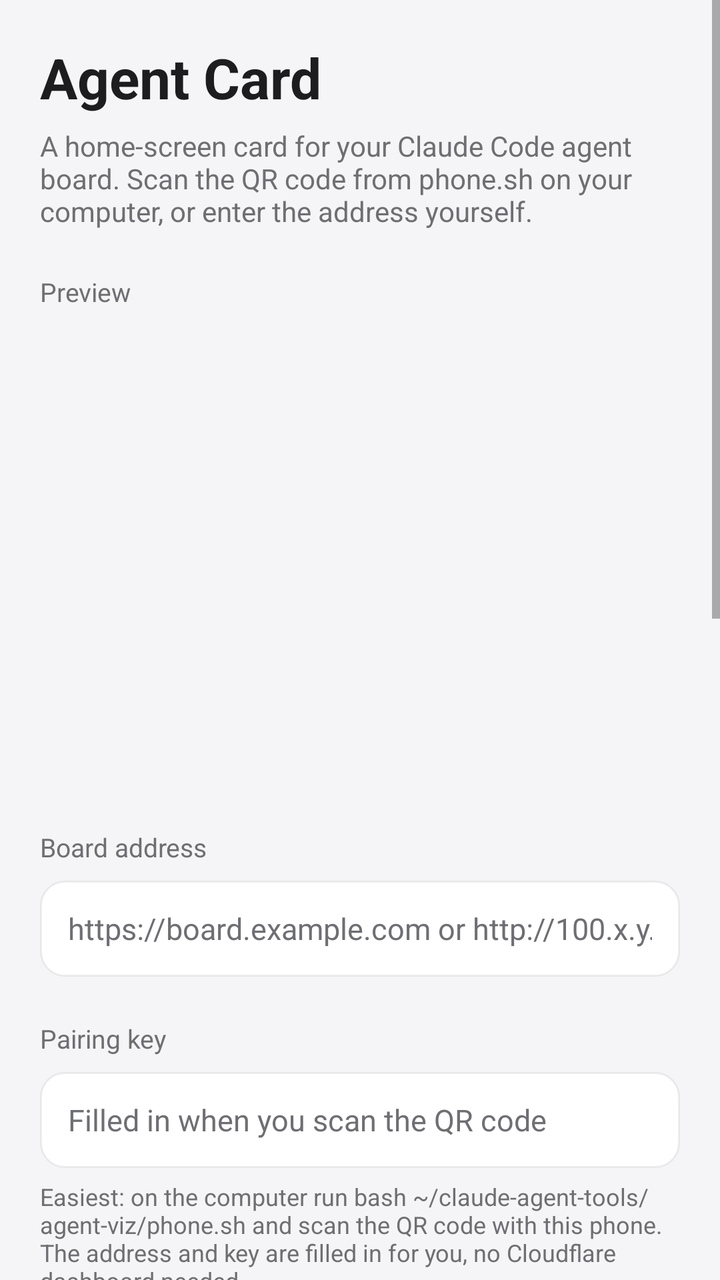
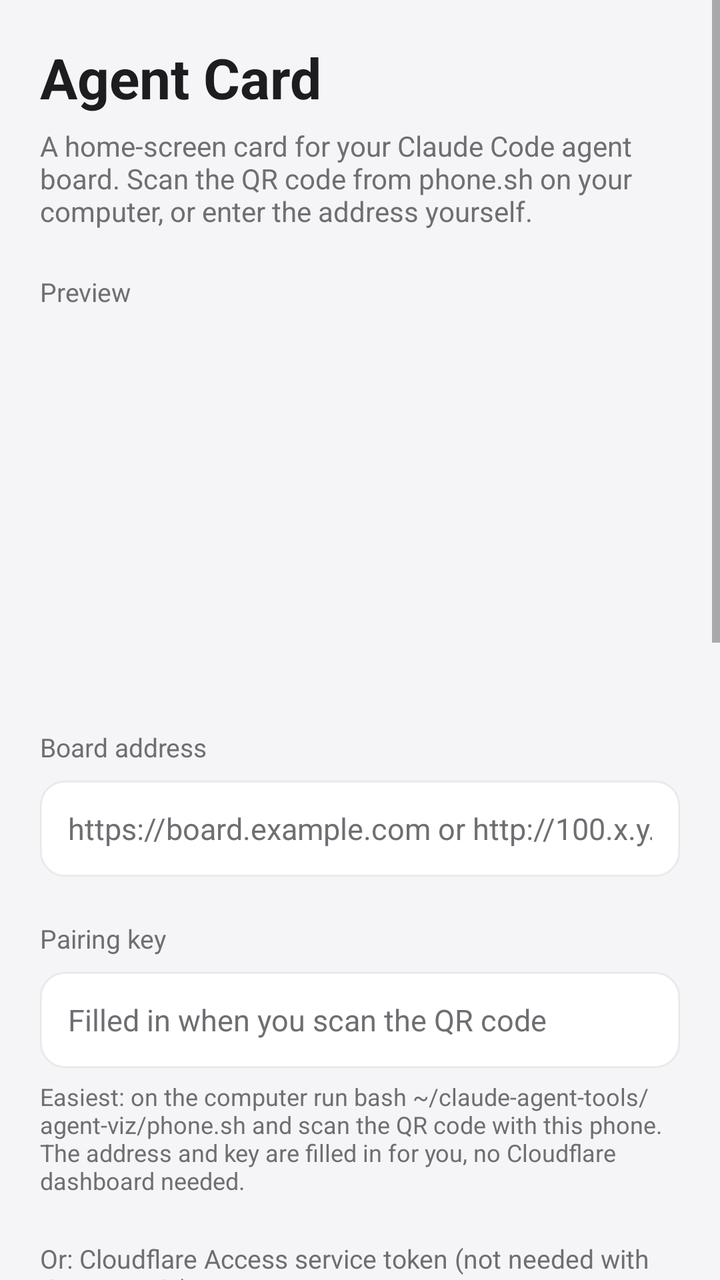

The first picture is an Android layout as it rendered before a commit; the second is the same layout after the commit. The layout source and the unified diff follow.
<!-- AndroidManifest.xml: application theme Theme.AgentCard -->
<!-- res/layout/activity_main.xml -->
<?xml version="1.0" encoding="utf-8"?>
<ScrollView xmlns:android="http://schemas.android.com/apk/res/android"
    android:layout_width="match_parent"
    android:layout_height="match_parent"
    android:fitsSystemWindows="true">

    <LinearLayout
        android:layout_width="match_parent"
        android:layout_height="wrap_content"
        android:orientation="vertical"
        android:padding="20dp">

        <TextView
            android:layout_width="wrap_content"
            android:layout_height="wrap_content"
            android:text="@string/app_name"
            android:textColor="@color/page_ink"
            android:textSize="28sp"
            android:textStyle="bold" />

        <TextView
            android:layout_width="match_parent"
            android:layout_height="wrap_content"
            android:layout_marginTop="6dp"
            android:text="@string/intro"
            android:textColor="@color/page_muted"
            android:textSize="14sp" />

        <TextView
            style="@style/Label"
            android:text="@string/preview_label" />

        <FrameLayout
            android:id="@+id/preview"
            android:layout_width="match_parent"
            android:layout_height="230dp" />

        <TextView
            style="@style/Label"
            android:labelFor="@+id/url"
            android:text="@string/label_url" />

        <EditText
            android:id="@+id/url"
            style="@style/Field"
            android:autofillHints=""
            android:hint="@string/hint_url"
            android:inputType="textUri" />

        <TextView
            style="@style/Label"
            android:labelFor="@+id/key"
            android:text="@string/label_key" />

        <EditText
            android:id="@+id/key"
            style="@style/Field"
            android:autofillHints=""
            android:hint="@string/hint_key"
            android:inputType="text" />

        <TextView
            android:layout_width="match_parent"
            android:layout_height="wrap_content"
            android:layout_marginTop="6dp"
            android:text="@string/key_help"
            android:textColor="@color/page_muted"
            android:textSize="12sp" />

        <TextView
            style="@style/Label"
            android:labelFor="@+id/cf_id"
            android:text="@string/label_cf" />

        <EditText
            android:id="@+id/cf_id"
            style="@style/Field"
            android:autofillHints=""
            android:hint="@string/hint_cf_id"
            android:inputType="text" />

        <EditText
            android:id="@+id/cf_secret"
            style="@style/Field"
            android:layout_marginTop="8dp"
            android:autofillHints=""
            android:hint="@string/hint_cf_secret"
            android:inputType="textPassword" />

        <TextView
            android:layout_width="match_parent"
            android:layout_height="wrap_content"
            android:layout_marginTop="6dp"
            android:text="@string/cf_help"
            android:textColor="@color/page_muted"
            android:textSize="12sp" />

        <Button
            android:id="@+id/save"
            style="@style/Btn"
            android:text="@string/btn_save_test" />

        <TextView
            android:id="@+id/result"
            android:layout_width="match_parent"
            android:layout_height="wrap_content"
            android:layout_marginTop="8dp"
            android:textColor="@color/page_ink"
            android:textSize="14sp" />

        <Button
            android:id="@+id/add"
            style="@style/Btn"
            android:text="@string/btn_add_widget" />

        <TextView
            android:id="@+id/add_hint"
            android:layout_width="match_parent"
            android:layout_height="wrap_content"
            android:layout_marginTop="6dp"
            android:text="@string/add_widget_manual"
            android:textColor="@color/page_muted"
            android:textSize="12sp" />

        <TextView
            style="@style/Label"
            android:text="@string/section_keep" />

        <TextView
            android:layout_width="match_parent"
            android:layout_height="wrap_content"
            android:text="@string/keep_help"
            android:textColor="@color/page_muted"
            android:textSize="13sp" />

        <Button
            android:id="@+id/app_settings"
            style="@style/Btn"
            android:text="@string/btn_app_settings" />

        <Button
            android:id="@+id/battery"
            style="@style/Btn"
            android:text="@string/btn_battery" />
    </LinearLayout>
</ScrollView>
<!-- resources referenced by this layout -->
<resources>
  <color name="page_ink">#FF1D1D1F</color>
  <color name="page_muted">#FF6E6E73</color>
  <string name="add_widget_manual">Long-press the home screen → Widgets → Agent Card.</string>
  <string name="app_name">Agent Card</string>
  <string name="btn_add_widget">Add the card to the home screen</string>
  <string name="btn_app_settings">Open app settings</string>
  <string name="btn_battery">Battery optimisation settings</string>
  <string name="btn_save_test">Save and test</string>
  <string name="cf_help">Cloudflare Zero Trust → Access → Service Auth → Create Service Token. Then add a policy to the board\'s Access application: Action Service Auth, Include Service Token = this token.</string>
  <string name="hint_cf_id">Client ID</string>
  <string name="hint_cf_secret">Client Secret</string>
  <string name="hint_key">Filled in when you scan the QR code</string>
  <string name="hint_url">https://board.example.com or http://100.x.y.z:4321</string>
  <string name="intro">A home-screen card for your Claude Code agent board. Scan the QR code from phone.sh on your computer, or enter the address yourself.</string>
  <string name="keep_help">The card refreshes every 15 minutes. Tap it for live mode: every 15 seconds while a session is busy, stopping by itself after 10 quiet minutes. On ColorOS, allow Auto-launch and Background activity for this app, or the system pauses it.</string>
  <string name="key_help">Easiest: on the computer run  bash ~/claude-agent-tools/agent-viz/phone.sh  and scan the QR code with this phone. The address and key are filled in for you, no Cloudflare dashboard needed.</string>
  <string name="label_cf">Or: Cloudflare Access service token (not needed with the QR code)</string>
  <string name="label_key">Pairing key</string>
  <string name="label_url">Board address</string>
  <string name="preview_label">Preview</string>
  <string name="section_keep">Keep it up to date</string>
  <style name="Btn" parent="android:Widget.Material.Button.Colored">
          <item name="android:layout_width">match_parent</item>
          <item name="android:layout_height">wrap_content</item>
          <item name="android:layout_marginTop">14dp</item>
          <item name="android:textAllCaps">false</item>
      </style>
  <style name="Label">
          <item name="android:layout_width">match_parent</item>
          <item name="android:layout_height">wrap_content</item>
          <item name="android:layout_marginTop">22dp</item>
          <item name="android:layout_marginBottom">8dp</item>
          <item name="android:textColor">@color/page_muted</item>
          <item name="android:textSize">13sp</item>
      </style>
  <style name="Theme.AgentCard" parent="android:Theme.Material.Light.NoActionBar">
          <item name="android:colorAccent">@color/accent</item>
          <item name="android:statusBarColor">#FFF5F5F7</item>
          <item name="android:windowLightStatusBar">true</item>
          <item name="android:windowBackground">@color/page</item>
      </style>
  <!-- drawable field_bg (drawable) -->
  <?xml version="1.0" encoding="utf-8"?>
  <shape xmlns:android="http://schemas.android.com/apk/res/android" android:shape="rectangle">
      <solid android:color="@color/field" />
      <corners android:radius="12dp" />
      <stroke android:width="1dp" android:color="#22888888" />
  </shape>
  <color name="accent">#FF0A7AFF</color>
  <color name="page">#FFF5F5F7</color>
  <color name="field">#FFFFFFFF</color>
  <!-- unchanged entries left out for length: 1 -->
</resources>

<!-- the commit's change to res/layout/activity_main.xml (unified diff, before → after) -->
@@ -33,7 +33,7 @@
         <FrameLayout
             android:id="@+id/preview"
             android:layout_width="match_parent"
-            android:layout_height="230dp" />
+            android:layout_height="180dp" />
 
         <TextView
             style="@style/Label"
